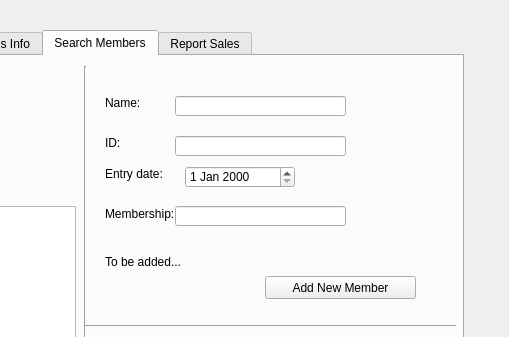
Old version of the form WarehouseIO/mainprogram.ui in the repository mulvaneya7/Bad-Badgers; both pictures show x 317 to 826 and y 0 to 337 of the 826 by 564 pixel window.
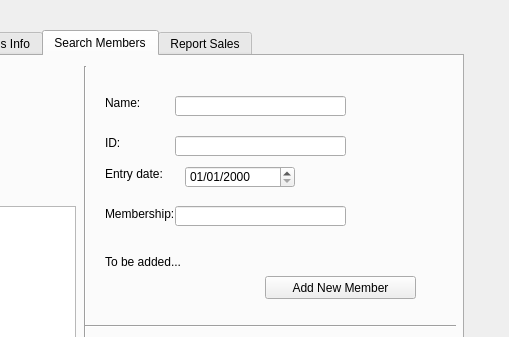
New version of the form.

Diff of the .ui file:
```diff
--- a/WarehouseIO/mainprogram.ui
+++ b/WarehouseIO/mainprogram.ui
@@ -515,6 +515,9 @@
        <height>22</height>
       </rect>
      </property>
+     <property name="displayFormat">
+      <string>MM/dd/yyyy</string>
+     </property>
     </widget>
     <widget class="QLineEdit" name="addNameEdit">
      <property name="geometry">
```
Left out of the diff: 3 changed lines with no effect on the pictures.
